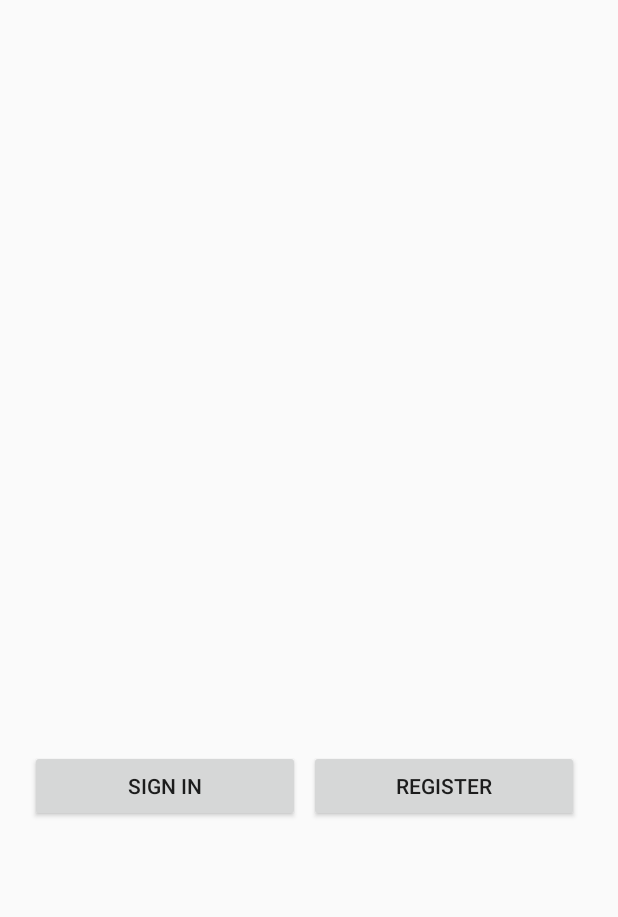
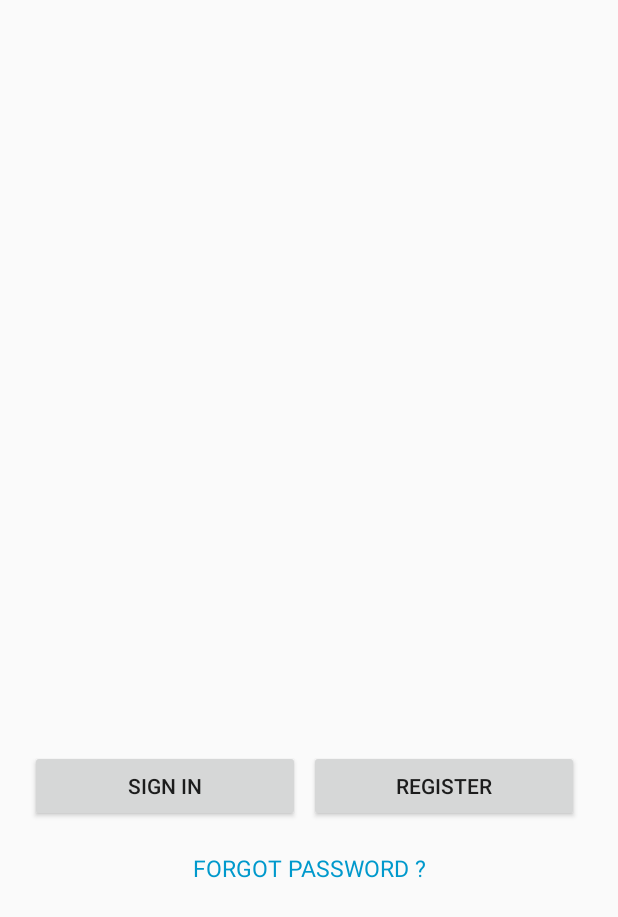
Before and after one commit to brgynearest/BrgyAmbulance, an Android app: the screen it shows after launch (MainActivity), on a phone screen of 412 x 824 dp. Shown: the top 917 px of the screen. Run offline under Robolectric (Android 15) with nearby library versions, the phone set to English and light mode, and no system bars; our stand-ins replace Firebase (no records; nobody signed in at launch, a user with empty details on screens opened directly); libraries missing offline, so code that uses them is left out: dmax.dialog.

Commit message:
Reset Password

```diff
--- a/app/build.gradle
+++ b/app/build.gradle
@@ -46,5 +46,6 @@ dependencies {
     implementation 'com.google.code.gson:gson:2.8.5'
     implementation 'de.hdodenhof:circleimageview:2.2.0'
     implementation 'com.squareup.retrofit2:converter-gson:2.5.0'
+    implementation 'com.google.maps.android:android-maps-utils:0.5+'
 }
 apply plugin: 'com.google.gms.google-services'
--- a/app/src/main/java/com/example/joel/brgyambulance/VictimCall.java
+++ b/app/src/main/java/com/example/joel/brgyambulance/VictimCall.java
@@ -103,7 +103,7 @@ public class VictimCall extends AppCompatActivity {
                 .enqueue(new Callback<FCMResponse>() {
                     @Override
                     public void onResponse(Call<FCMResponse> call, Response<FCMResponse> response) {
-                        if(response.body().getSuccess()==1)
+                        if(response.body().success==1)
                         {
                             Toast.makeText(VictimCall.this, "You Declined the Victims Request", Toast.LENGTH_SHORT).show();
                             finish();
--- a/app/src/main/res/layout/activity_main.xml
+++ b/app/src/main/res/layout/activity_main.xml
@@ -9,6 +9,7 @@
 
 
     <LinearLayout
+        android:id="@+id/btnsignregister"
         android:layout_width="match_parent"
         android:layout_height="wrap_content"
         android:layout_marginTop="500dp"
@@ -32,6 +33,20 @@
             android:layout_marginRight="6dp"
             android:layout_weight="1"
             android:text="Register" />
+
+
     </LinearLayout>
-
+    <TextView
+        android:layout_below="@id/btnsignregister"
+        android:id="@+id/textforgotpassword"
+        android:layout_width="wrap_content"
+        android:layout_height="match_parent"
+        android:layout_alignParentBottom="true"
+        android:layout_centerHorizontal="true"
+        android:text="FORGOT PASSWORD ?"
+        android:textColor="@android:color/holo_blue_dark"
+        android:textSize="15sp"
+        android:layout_marginTop="20dp"
+        android:textAlignment="center"
+        />
 </RelativeLayout>
```
Also changed, not shown: app/src/main/java/com/example/joel/brgyambulance/MainActivity.java (+53 -1 lines), app/src/main/java/com/example/joel/brgyambulance/MapAmbulance.java (+19 -1 lines), app/src/main/res/layout/layout_forgot_pass.xml (added, +39 -0 lines).
